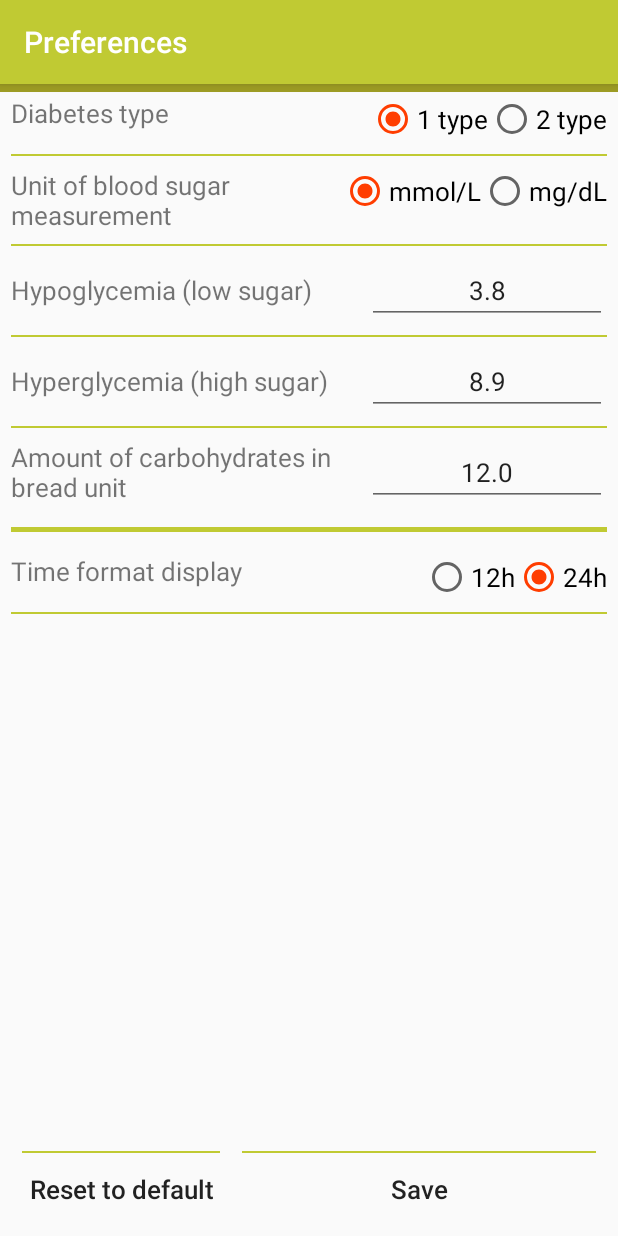
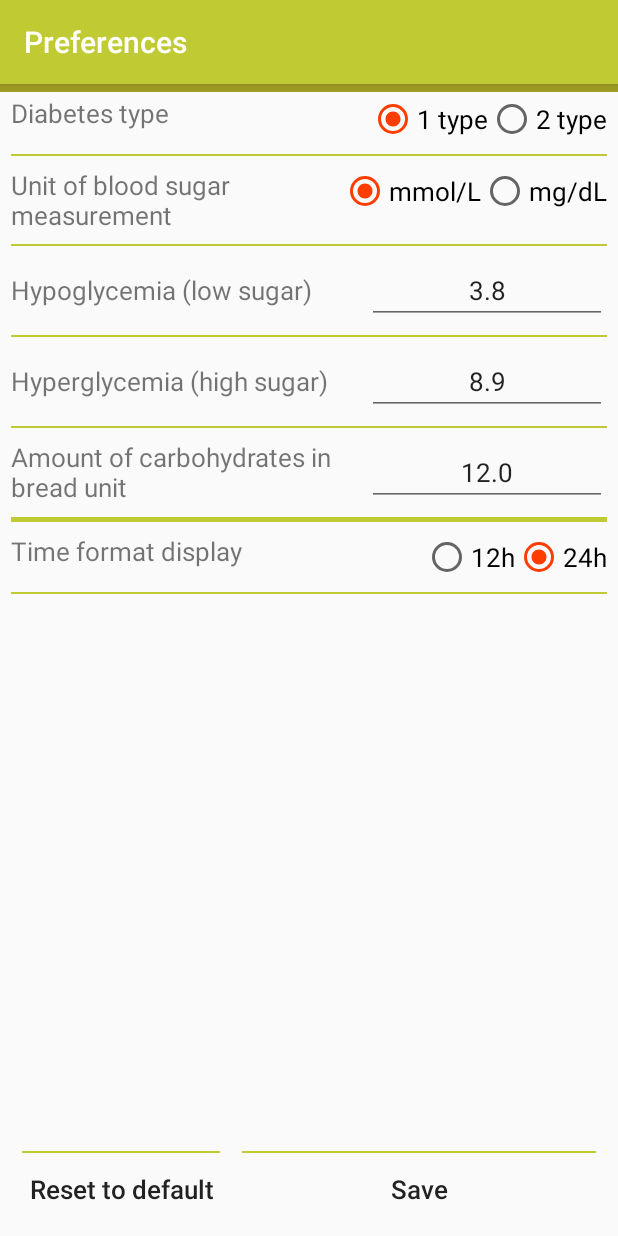
Before and after one commit to yakovbenalex/BloodSugarMonitoring, an Android app: the screen it shows after launch (PreferencesActivity), after a tap on "Confirm", on a phone screen of 412 x 824 dp. Run offline under Robolectric (Android 15) with nearby library versions, the phone set to English and light mode, and no system bars.

Commit message:
version 0.02 full

```diff
--- a/app/src/main/res/layout/activity_agreement.xml
+++ b/app/src/main/res/layout/activity_agreement.xml
@@ -6,7 +6,7 @@
 
     <View
         android:layout_width="match_parent"
-        android:layout_height="5dip"
+        android:layout_height="@dimen/separator_action_bar"
         android:background="@color/colorPrimaryDark" />
 
     <RelativeLayout
--- a/app/src/main/res/layout/activity_calculator_carbs.xml
+++ b/app/src/main/res/layout/activity_calculator_carbs.xml
@@ -7,7 +7,7 @@
 
     <View
         android:layout_width="match_parent"
-        android:layout_height="5dip"
+        android:layout_height="@dimen/separator_action_bar"
         android:background="@color/colorPrimaryDark" />
 
     <ScrollView
--- a/app/src/main/res/layout/activity_info.xml
+++ b/app/src/main/res/layout/activity_info.xml
@@ -7,8 +7,7 @@
 
     <View
         android:layout_width="match_parent"
-        android:layout_height="5dip"
-        android:layout_marginBottom="@dimen/activity_item_padding"
+        android:layout_height="@dimen/separator_action_bar"
         android:background="@color/colorPrimaryDark" />
 
     <LinearLayout
--- a/app/src/main/res/layout/activity_info_about.xml
+++ b/app/src/main/res/layout/activity_info_about.xml
@@ -6,7 +6,7 @@
 
     <View
         android:layout_width="match_parent"
-        android:layout_height="5dip"
+        android:layout_height="@dimen/separator_action_bar"
         android:background="@color/colorPrimaryDark" />
 
     <ScrollView
--- a/app/src/main/res/layout/activity_main.xml
+++ b/app/src/main/res/layout/activity_main.xml
@@ -7,8 +7,7 @@
 
     <View
         android:layout_width="match_parent"
-        android:layout_height="5dip"
-        android:layout_marginBottom="@dimen/activity_item_padding"
+        android:layout_height="@dimen/separator_action_bar"
         android:background="@color/colorPrimaryDark" />
 
     <RelativeLayout xmlns:android="http://schemas.android.com/apk/res/android"
@@ -64,7 +63,6 @@
             </RelativeLayout>
 
             <View
-                android:id="@+id/view"
                 android:layout_width="match_parent"
                 android:layout_height="1dip"
                 android:background="@color/colorPrimaryDark" />
--- a/app/src/main/res/layout/activity_measurements.xml
+++ b/app/src/main/res/layout/activity_measurements.xml
@@ -8,7 +8,7 @@
 
     <View
         android:layout_width="match_parent"
-        android:layout_height="5dip"
+        android:layout_height="@dimen/separator_action_bar"
         android:background="@color/colorPrimaryDark" />
 
     <LinearLayout
--- a/app/src/main/res/layout/activity_preferences.xml
+++ b/app/src/main/res/layout/activity_preferences.xml
@@ -14,49 +14,8 @@
     <RelativeLayout xmlns:android="http://schemas.android.com/apk/res/android"
         android:layout_width="match_parent"
         android:layout_height="match_parent"
-        android:padding="@dimen/activity_item_padding"
-        android:orientation="vertical">
-
-        <View
-            android:id="@+id/view2"
-            android:layout_width="match_parent"
-            android:layout_height="1dip"
-            android:layout_above="@+id/btnResetToDefault"
-            android:layout_alignEnd="@+id/btnResetToDefault"
-            android:layout_alignStart="@+id/btnResetToDefault"
-            android:layout_marginLeft="@dimen/activity_item_padding"
-            android:layout_marginRight="@dimen/activity_item_padding"
-            android:background="@color/colorPrimary" />
-
-        <Button
-            android:id="@+id/btnResetToDefault"
-            android:layout_width="wrap_content"
-            android:layout_height="wrap_content"
-            android:layout_alignParentBottom="true"
-            android:layout_alignParentStart="true"
-            android:maxWidth="190dp"
-            android:text="@string/reset_to_default" />
-
-        <View
-            android:layout_width="match_parent"
-            android:layout_height="1dip"
-            android:layout_above="@+id/btnSavePreferences"
-            android:layout_alignEnd="@+id/btnSavePreferences"
-            android:layout_alignStart="@+id/btnSavePreferences"
-            android:layout_marginLeft="@dimen/activity_item_padding"
-            android:layout_marginRight="@dimen/activity_item_padding"
-            android:background="@color/colorPrimary" />
-
-        <Button
-            android:id="@+id/btnSavePreferences"
-            android:layout_width="wrap_content"
-            android:layout_height="wrap_content"
-            android:layout_alignParentBottom="true"
-            android:layout_alignParentEnd="true"
-            android:layout_toEndOf="@+id/btnResetToDefault"
-            android:enabled="false"
-            android:minWidth="140dp"
-            android:text="@string/save" />
+        android:orientation="vertical"
+        android:padding="@dimen/activity_item_padding">
 
         <ScrollView
             android:layout_width="match_parent"
@@ -266,8 +225,8 @@
                 <View
                     android:layout_width="match_parent"
                     android:layout_height="3dip"
-                    android:layout_marginBottom="14dp"
-                    android:layout_marginTop="14dp"
+                    android:layout_marginBottom="@dimen/activity_item_padding"
+                    android:layout_marginTop="@dimen/activity_item_padding"
                     android:background="@color/colorPrimary" />
 
                 <RelativeLayout
@@ -333,6 +292,47 @@
 
         </ScrollView>
 
+        <View
+            android:id="@+id/view2"
+            android:layout_width="match_parent"
+            android:layout_height="1dip"
+            android:layout_above="@+id/btnResetToDefault"
+            android:layout_alignEnd="@+id/btnResetToDefault"
+            android:layout_alignStart="@+id/btnResetToDefault"
+            android:layout_marginLeft="@dimen/activity_item_padding"
+            android:layout_marginRight="@dimen/activity_item_padding"
+            android:background="@color/colorPrimary" />
+
+        <Button
+            android:id="@+id/btnResetToDefault"
+            android:layout_width="wrap_content"
+            android:layout_height="wrap_content"
+            android:layout_alignParentBottom="true"
+            android:layout_alignParentStart="true"
+            android:maxWidth="190dp"
+            android:text="@string/reset_to_default" />
+
+        <View
+            android:layout_width="match_parent"
+            android:layout_height="1dip"
+            android:layout_above="@+id/btnSavePreferences"
+            android:layout_alignEnd="@+id/btnSavePreferences"
+            android:layout_alignStart="@+id/btnSavePreferences"
+            android:layout_marginLeft="@dimen/activity_item_padding"
+            android:layout_marginRight="@dimen/activity_item_padding"
+            android:background="@color/colorPrimary" />
+
+        <Button
+            android:id="@+id/btnSavePreferences"
+            android:layout_width="wrap_content"
+            android:layout_height="wrap_content"
+            android:layout_alignParentBottom="true"
+            android:layout_alignParentEnd="true"
+            android:layout_toEndOf="@+id/btnResetToDefault"
+            android:enabled="false"
+            android:minWidth="140dp"
+            android:text="@string/save" />
+
     </RelativeLayout>
 
 </RelativeLayout>
--- a/app/src/main/res/layout/activity_statistics.xml
+++ b/app/src/main/res/layout/activity_statistics.xml
@@ -8,7 +8,7 @@
 
     <View
         android:layout_width="match_parent"
-        android:layout_height="5dip"
+        android:layout_height="@dimen/separator_action_bar"
         android:background="@color/colorPrimaryDark" />
 
     <ScrollView
--- a/app/src/main/res/values/dimens.xml
+++ b/app/src/main/res/values/dimens.xml
@@ -10,4 +10,7 @@
     <dimen name="textSizeNormalXLarge">23sp</dimen>
     <dimen name="textSizeCaption">14sp</dimen>
 
+    <!-- top separator -->
+    <dimen name="separator_action_bar">5dp</dimen>
+
 </resources>
```
Also changed, not shown: app/src/main/res/layout/activity_add_measurement.xml (+2 -13 lines).
